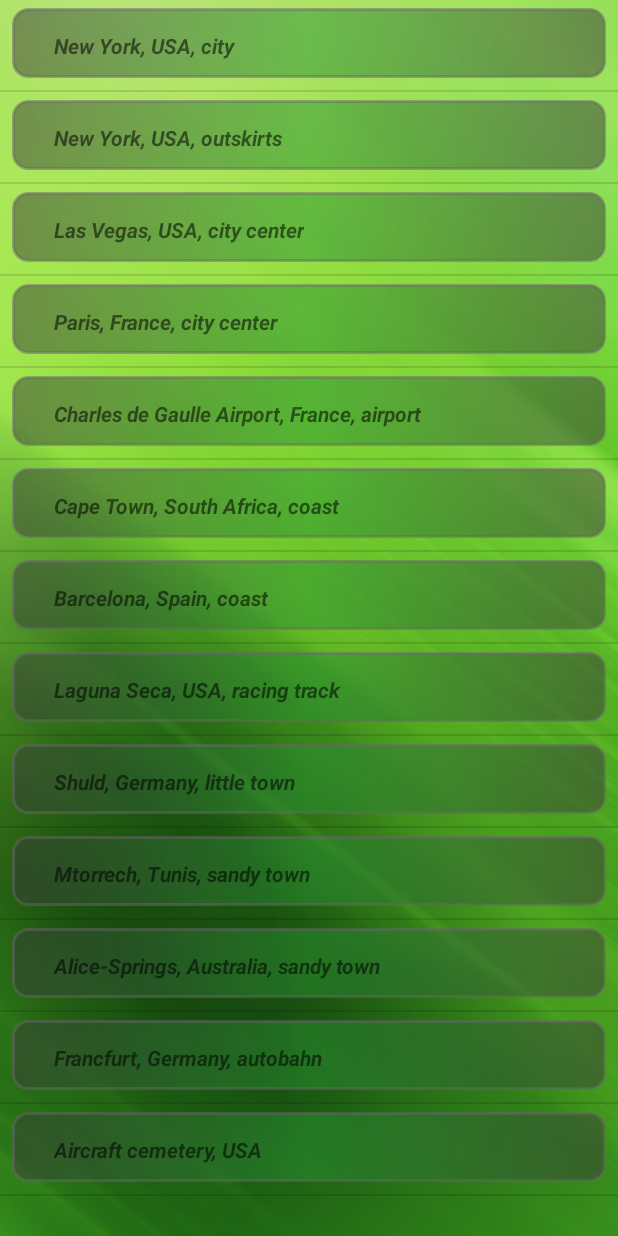
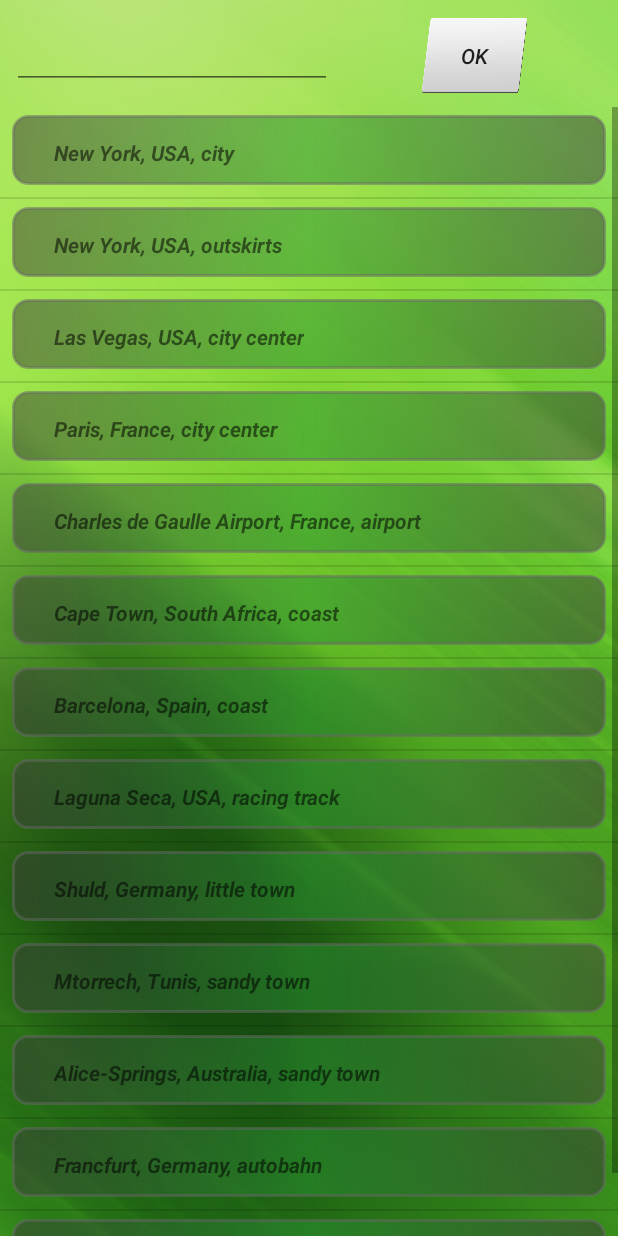
Before and after one commit to wovilon/SatelliteMapsDriver, an Android app: the FreeGameSettingsActivity screen opened directly, with no data from a screen before it, after a tap on "SELECT PLACE", on a phone screen of 412 x 824 dp. Run offline under Robolectric (Android 15) with nearby library versions, the phone set to English and light mode, and no system bars.

Commit message:
custom location, cars updates

```diff
--- a/app/src/main/java/wovilonapps/googlemapsdriver2/model/GameLocation.java
+++ b/app/src/main/java/wovilonapps/googlemapsdriver2/model/GameLocation.java
@@ -7,7 +7,6 @@ import java.io.Serializable;
 
 public class GameLocation {
     public String caption;
-    public String description;
     public LatLng latLng;
 
     public GameLocation() {
--- a/app/src/main/java/wovilonapps/googlemapsdriver2/model/GameManager.java
+++ b/app/src/main/java/wovilonapps/googlemapsdriver2/model/GameManager.java
@@ -7,7 +7,8 @@ import java.io.Serializable;
 
 public class GameManager implements Serializable {
     private int carNumber;
-    private int locationNumber;
+    private double lat;
+    private double lng;
 
 
 
@@ -15,15 +16,18 @@ public class GameManager implements Serializable {
         return carNumber;
     }
 
-    public int getLocationNumber() {
-        return locationNumber;
+    public LatLng getLatLng() {
+        return new LatLng(lat, lng);
     }
 
     public void setCarNumber(int carNumber) {
         this.carNumber = carNumber;
     }
 
-    public void setLocationNumber(int locationNumber) {
-        this.locationNumber = locationNumber;
+    public void setLat(double lat) {
+        this.lat = lat;
+    }
+    public void setLng(double lng) {
+        this.lng = lng;
     }
 }
--- a/app/src/main/java/wovilonapps/googlemapsdriver2/model/LocationsBase.java
+++ b/app/src/main/java/wovilonapps/googlemapsdriver2/model/LocationsBase.java
@@ -10,7 +10,7 @@ public ArrayList<GameLocation> locations;
     public LocationsBase(){
         locations = new ArrayList<>();
 
-            locations.add(new GameLocation("New York, USA, city", new LatLng(40.653834, -73.865783)));
+        locations.add(new GameLocation("New York, USA, city", new LatLng(40.653834, -73.865783)));
         //locations.add(new GameLocation("New York, USA, city center", new LatLng(40.768004, -73.970275)));
         locations.add(new GameLocation("New York, USA, outskirts", new LatLng(40.865973, -73.593799)));
         locations.add(new GameLocation("Las Vegas, USA, city center", new LatLng(36.166683, -115.152833)));
--- a/app/src/main/java/wovilonapps/googlemapsdriver2/model/TwoPointsCarMotion.java
+++ b/app/src/main/java/wovilonapps/googlemapsdriver2/model/TwoPointsCarMotion.java
@@ -53,7 +53,7 @@ public class TwoPointsCarMotion extends AsyncTask {
     private double alpha_wheels = 0; //angle of wheels rotation (relative to carView)
 
     private int iterationTime = 20; //time iteration interval, ms
-    private double dt = ((double)iterationTime)/1000; //time interval, s
+    private double dt = ((double)iterationTime)/600; //time interval, s
 
     private boolean acceleratePressed = false, brakesPressed = false, rightPressed = false, leftPressed = false,
         reversePressed = false;
@@ -61,7 +61,7 @@ public class TwoPointsCarMotion extends AsyncTask {
     public TwoPointsCarMotion(Context context, GoogleMap googleMap, ImageView carView,
                               ImageView trailerView, GameManager gameManager) {
         mMap = googleMap;
-        carLocation = new LocationsBase().locations.get(gameManager.getLocationNumber()).latLng;
+        carLocation = gameManager.getLatLng();
         this.context = context;
         this.carView = carView;
         this.trailerView = trailerView;
@@ -155,7 +155,7 @@ public class TwoPointsCarMotion extends AsyncTask {
     }
 
     private void calculateAcceleration() {
-        Fr = v1 * 0.1 * (m1 + m2) + 400 * Math.signum(v1);
+        Fr = v1 * 0.1 * (m1 + m2) + 400 * (1 + alpha_wheels*0.005) * Math.signum(v1);
         if (Math.abs(v1) < 0.1) Fb = 0; //to avoid infinity low speed motion
 
 
--- a/app/src/main/res/layout/activity_location_list.xml
+++ b/app/src/main/res/layout/activity_location_list.xml
@@ -14,5 +14,39 @@
         app:layout_constraintBottom_toBottomOf="parent"
         app:layout_constraintLeft_toLeftOf="parent"
         app:layout_constraintRight_toRightOf="parent"
-        app:layout_constraintTop_toTopOf="parent" />
+        app:layout_constraintTop_toBottomOf="@+id/constraintLayout3" />
+
+    <androidx.constraintlayout.widget.ConstraintLayout
+        android:id="@+id/constraintLayout3"
+        android:layout_width="0dp"
+        android:layout_height="70dp"
+        android:layout_marginTop="1dp"
+        android:layout_marginEnd="1dp"
+        app:layout_constraintEnd_toEndOf="parent"
+        app:layout_constraintStart_toStartOf="parent"
+        app:layout_constraintTop_toTopOf="parent">
+
+        <EditText
+            android:id="@+id/etCustomLocation"
+            android:layout_width="wrap_content"
+            android:layout_height="wrap_content"
+            android:layout_marginStart="8dp"
+            android:ems="10"
+            android:inputType="text"
+            app:layout_constraintBottom_toBottomOf="parent"
+            app:layout_constraintStart_toStartOf="parent"
+            app:layout_constraintTop_toTopOf="parent" />
+
+        <Button
+            android:id="@+id/btSetLocation"
+            android:layout_width="70dp"
+            android:layout_height="50dp"
+            android:background="@drawable/button_selector"
+            android:text="OK"
+            android:textStyle="italic"
+            app:layout_constraintBottom_toBottomOf="@+id/etCustomLocation"
+            app:layout_constraintEnd_toEndOf="parent"
+            app:layout_constraintStart_toEndOf="@+id/etCustomLocation"
+            app:layout_constraintTop_toTopOf="@+id/etCustomLocation" />
+    </androidx.constraintlayout.widget.ConstraintLayout>
 </androidx.constraintlayout.widget.ConstraintLayout>
--- a/app/src/main/res/values/strings.xml
+++ b/app/src/main/res/values/strings.xml
@@ -9,5 +9,6 @@
     <string name="SelectCar">Select car</string>
     <string name="SelectPlace">Select place</string>
     <string name="Play">Play</string>
+    <string name="Custom">Custom</string>
 
 </resources>
--- a/build.gradle
+++ b/build.gradle
@@ -6,7 +6,7 @@ buildscript {
         mavenCentral()
     }
     dependencies {
-        classpath 'com.android.tools.build:gradle:7.0.0'
+        classpath 'com.android.tools.build:gradle:7.3.1'
         classpath "com.google.android.libraries.mapsplatform.secrets-gradle-plugin:secrets-gradle-plugin:2.0.1"
         // NOTE: Do not place your application dependencies here; they belong
         // in the individual module build.gradle files
```
Also changed, not shown: app/src/main/java/wovilonapps/googlemapsdriver2/FreeGameSettingsActivity.java (+17 -5 lines), app/src/main/java/wovilonapps/googlemapsdriver2/LocationListActivity.java (+38 -2 lines), app/src/main/java/wovilonapps/googlemapsdriver2/model/CarModels.java (+12 -12 lines), gradle/wrapper/gradle-wrapper.properties.
